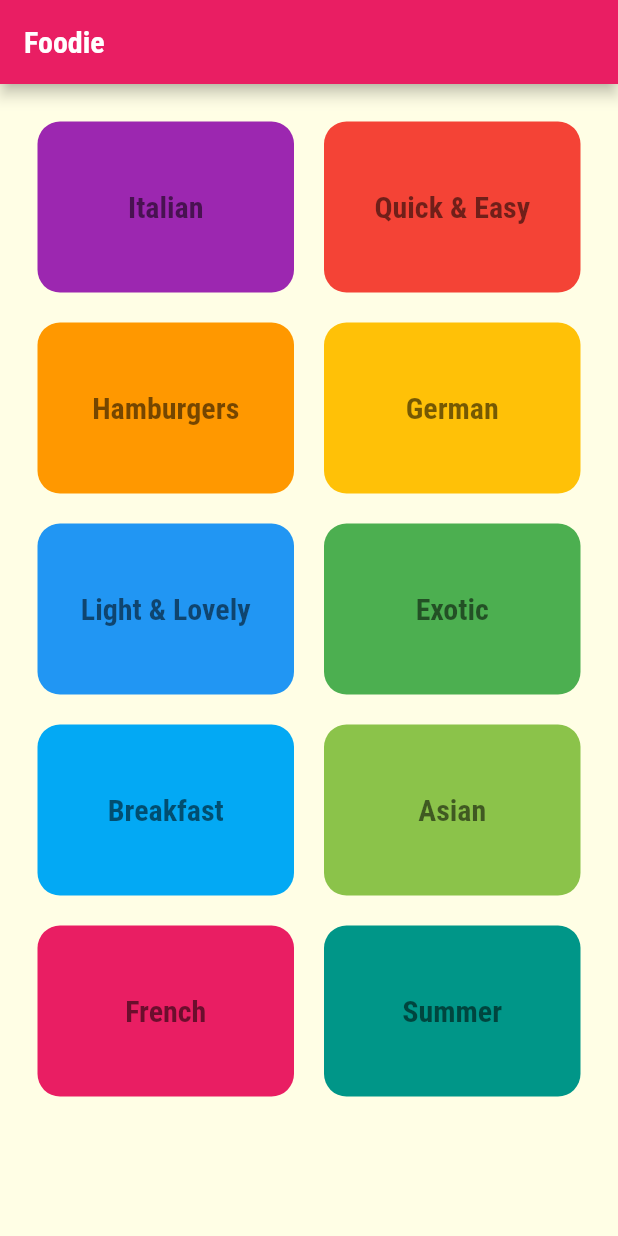
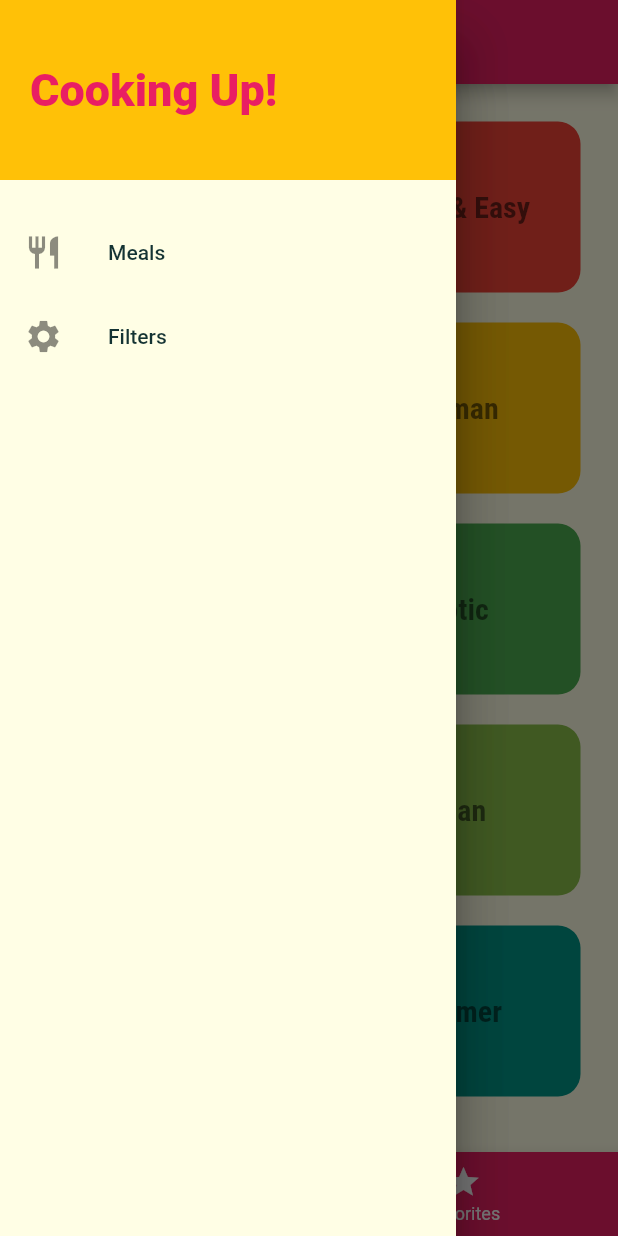
Before and after one commit to felixdusengimana/foodie, a Flutter app: the screen it shows after launch, with the side drawer open (before the commit the screen has no drawer), on a phone screen of 412 x 824 dp. Run offline on Flutter 3.47's test engine with Material 2 defaults, Android fonts, the phone set to English and light mode, and no system bars; Roboto replaces fonts that are missing (Raleeway).

Commit message:
fat: navigation and pop with data

```diff
--- a/lib/main.dart
+++ b/lib/main.dart
@@ -1,6 +1,8 @@
 import 'package:flutter/material.dart';
 
-import './screens/categories.dart';
+import './screens/meal_details.dart';
+import './screens/filters_screen.dart';
+import './screens/tabs_screen.dart';
 import './screens/category_meal.dart';
 
 void main() {
@@ -39,8 +41,10 @@ class MyApp extends StatelessWidget {
       // home: const CategoriesScreen(),
       initialRoute: '/',
       routes: {
-        '/': (ctx) => const CategoriesScreen(),
+        '/': (ctx) => TabsScreen(),
         CategoryMealsScreen.routeName: (ctx) => CategoryMealsScreen(),
+        MealDetailsScreen.routeName: (ctx) => MealDetailsScreen(),
+        FilterScreen.routerName: (ctx) => FilterScreen(),
       },
     );
   }
--- a/lib/screens/categories.dart
+++ b/lib/screens/categories.dart
@@ -9,11 +9,7 @@ class CategoriesScreen extends StatelessWidget {
 
   @override
   Widget build(BuildContext context) {
-    return Scaffold(
-      appBar: AppBar(
-        title: const Text('Foodie'),
-      ),
-      body: GridView(
+    return GridView(
       padding: const EdgeInsets.all(25),
       gridDelegate: const SliverGridDelegateWithMaxCrossAxisExtent(
           maxCrossAxisExtent: 200,
@@ -23,7 +19,6 @@ class CategoriesScreen extends StatelessWidget {
       children: DUMMY_CATEGORIES.map((catData) {
         return CategoryItem(catData.id, catData.title, catData.color);
       }).toList(),
-      ),
     );
   }
 }
--- /dev/null
+++ b/lib/screens/filters_screen.dart
@@ -0,0 +1,16 @@
+import 'package:flutter/material.dart';
+
+class FilterScreen extends StatelessWidget {
+  static const routerName = "/filters";
+  @override
+  Widget build(BuildContext context) {
+    return Scaffold(
+      appBar: AppBar(
+        title: Text('Filters'),
+      ),
+      body: Center(
+        child: Text('Filters'),
+      ),
+    );
+  }
+}
--- /dev/null
+++ b/lib/screens/tabs_screen.dart
@@ -0,0 +1,51 @@
+import 'package:flutter/material.dart';
+
+import '../screens/categories.dart';
+import '../screens/favorite.dart';
+import '../widgets/main_drawer.dart';
+
+class TabsScreen extends StatefulWidget {
+  const TabsScreen({Key? key}) : super(key: key);
+
+  @override
+  State<TabsScreen> createState() => _TabsScreenState();
+}
+
+class _TabsScreenState extends State<TabsScreen> {
+  final List<Map<String, Object>> _pages = const [
+    {'page': CategoriesScreen(), 'title': 'Categories'},
+    {'page': FavoriteScreen(), 'title': 'Your Favorites'},
+  ];
+
+  int _selectedPageIndex = 0;
+
+  void _selectPage(int index) {
+    setState(() {
+      _selectedPageIndex = index;
+    });
+  }
+
+  @override
+  Widget build(BuildContext context) {
+    return Scaffold(
+      appBar: AppBar(
+        title: Text(_pages[_selectedPageIndex]['title'].toString()),
+      ),
+      body: _pages[_selectedPageIndex]['page'] as Widget,
+      drawer: const Drawer(
+        child: MainDrawer(),
+      ),
+      bottomNavigationBar: BottomNavigationBar(
+          onTap: _selectPage,
+          backgroundColor: Theme.of(context).primaryColor,
+          unselectedItemColor: Colors.white,
+          selectedItemColor: Theme.of(context).accentColor,
+          currentIndex: _selectedPageIndex,
+          items: const [
+            BottomNavigationBarItem(
+                icon: Icon(Icons.category), label: 'Categories'),
+            BottomNavigationBarItem(icon: Icon(Icons.star), label: 'Favorites'),
+          ]),
+    );
+  }
+}
--- /dev/null
+++ b/lib/widgets/main_drawer.dart
@@ -0,0 +1,48 @@
+import 'package:flutter/material.dart';
+
+import '../screens/filters_screen.dart';
+
+class MainDrawer extends StatelessWidget {
+  const MainDrawer({Key? key}) : super(key: key);
+
+  Widget buildListTile(String text, IconData icon, Function tapHandler) {
+    return ListTile(
+      leading: Icon(
+        icon,
+        size: 26,
+      ),
+      title: Text(text),
+      onTap: (() => tapHandler()),
+    );
+  }
+
+  @override
+  Widget build(BuildContext context) {
+    return Drawer(
+        child: Column(children: <Widget>[
+      Container(
+          height: 120,
+          width: double.infinity,
+          padding: const EdgeInsets.all(20),
+          alignment: Alignment.centerLeft,
+          color: Theme.of(context).accentColor,
+          child: Text(
+            'Cooking Up!',
+            style: TextStyle(
+              fontWeight: FontWeight.w900,
+              fontSize: 30,
+              color: Theme.of(context).primaryColor,
+            ),
+          )),
+      const SizedBox(
+        height: 20,
+      ),
+      buildListTile('Meals', Icons.restaurant, () {
+        Navigator.of(context).pushReplacementNamed('/');
+      }),
+      buildListTile('Filters', Icons.settings, () {
+        Navigator.of(context).pushReplacementNamed(FilterScreen.routerName);
+      }),
+    ]));
+  }
+}
```
Also changed, not shown: lib/screens/category_meal.dart (+15 -7 lines), lib/screens/favorite.dart (added, +12 -0 lines), lib/screens/meal_details.dart (added, +98 -0 lines), lib/widgets/meal_item.dart (added, +145 -0 lines). Lines whose indentation alone changed are shown as unchanged.
